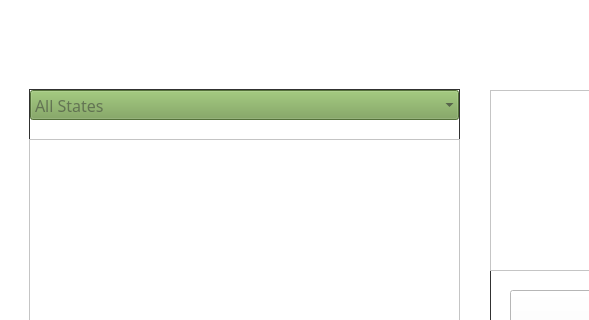
Qt form mainwindow.ui (DannyCamacho/CollegeConnect) before a commit; both pictures show x 0 to 589 and y 0 to 320 of the 900 by 600 pixel window.
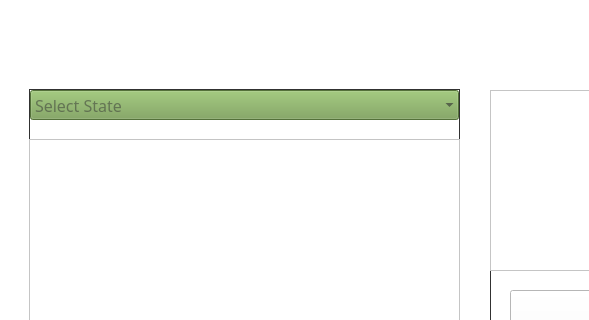
The same form after that commit. Icons and pictures are not drawn.

Commit message: change of placeholder text

```diff
--- a/mainwindow.ui
+++ b/mainwindow.ui
@@ -100,7 +100,7 @@
       <enum>QComboBox::InsertAtBottom</enum>
      </property>
      <property name="placeholderText">
-      <string>All States</string>
+      <string>Select State</string>
      </property>
      <property name="frame">
       <bool>false</bool>
```
